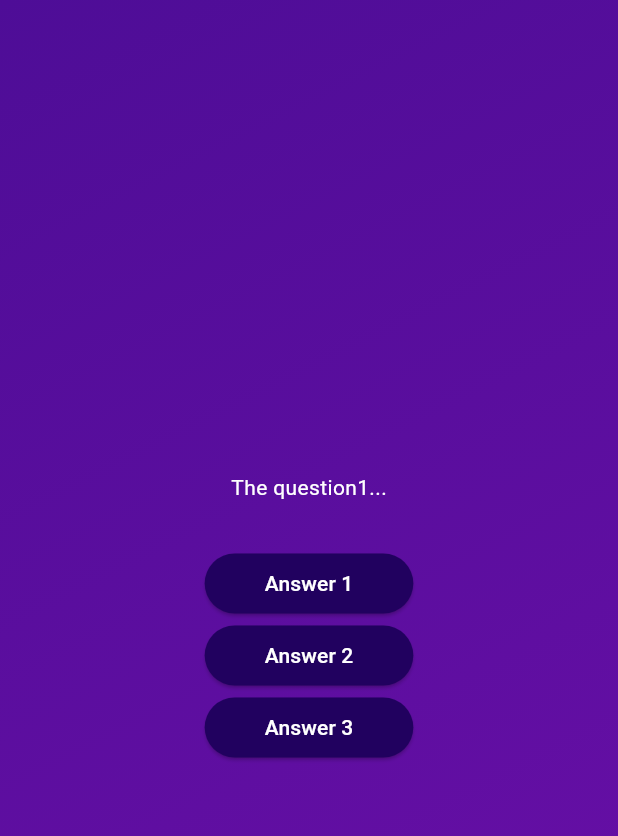
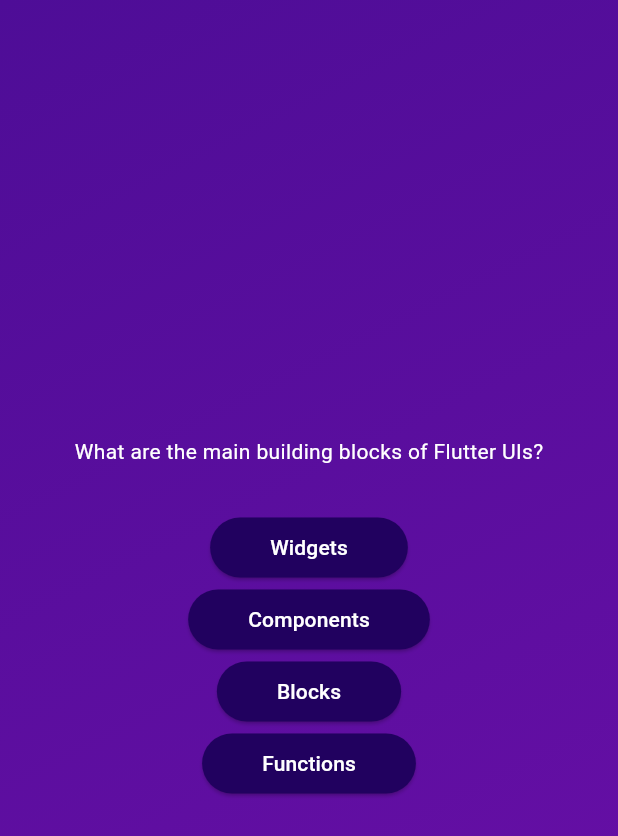
Before and after one commit to flutter-development-rboriba/quizz_app, a Flutter app: the screen it shows after launch, after a tap on "Start Quiz", on a phone screen of 412 x 824 dp. Shown: the top 836 px of the screen. Run offline on Flutter 3.47's test engine with Material 3 defaults, Android fonts, the phone set to English and light mode, and no system bars.

Commit message:
Use Map list for the answers

```diff
--- a/lib/questions_screen.dart
+++ b/lib/questions_screen.dart
@@ -1,6 +1,7 @@
 import 'package:flutter/material.dart';
 
 import 'package:quizz_app/answer_button.dart';
+import 'package:quizz_app/data/questions.dart';
 
 class QuestionsScreen extends StatefulWidget {
   const QuestionsScreen({super.key});
@@ -14,30 +15,25 @@ class QuestionsScreen extends StatefulWidget {
 class _QuestionsScreenState extends State<QuestionsScreen> {
   @override
   Widget build(BuildContext context) {
+    final currentQuestion = questions[0];
+    // print(currentQuestion.text);
+    // print(currentQuestion.answers);
+
     return SizedBox(
       width: double.infinity,
       child: Column(
         mainAxisAlignment: MainAxisAlignment.center,
         children: [
-          const Text(
-            'The question1...',
-            style: TextStyle(
+          Text(
+            currentQuestion.text,
+            style: const TextStyle(
               color: Colors.white,
             ),
           ),
           const SizedBox(height: 30),
-          AnswerButton(
-            answerText: 'Answer 1',
-            onTap: () {},
-          ),
-          AnswerButton(
-            answerText: 'Answer 2',
-            onTap: () {},
-          ),
-          AnswerButton(
-            answerText: 'Answer 3',
-            onTap: () {},
-          ),
+          ...currentQuestion.answers.map((answer) {
+            return AnswerButton(answerText: answer, onTap: () {});
+          })
         ],
       ),
     );
```
